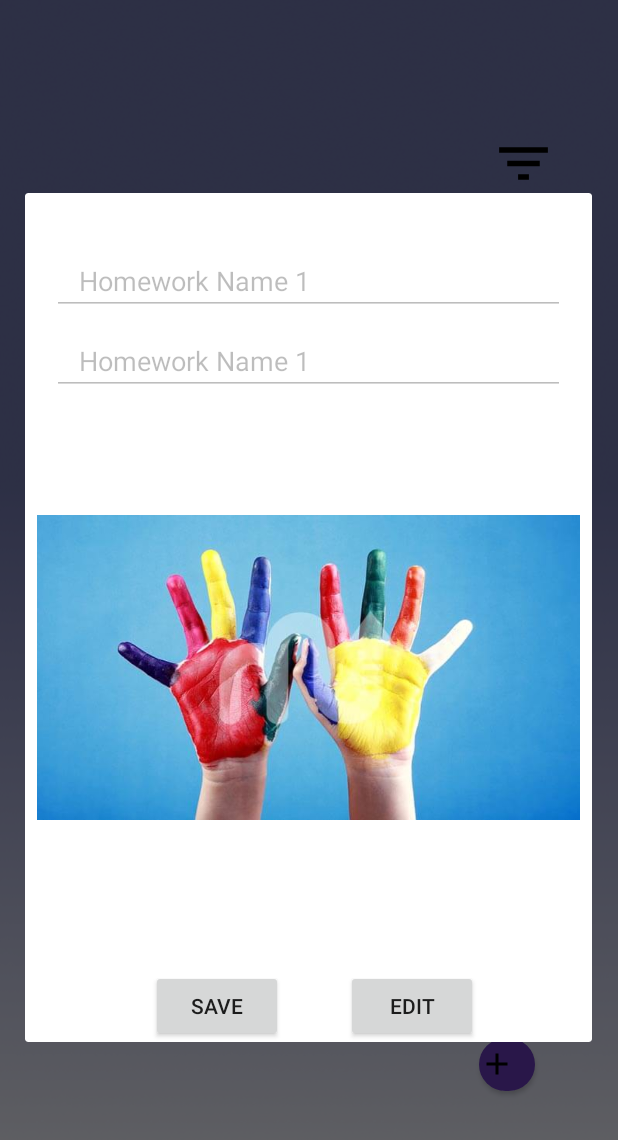
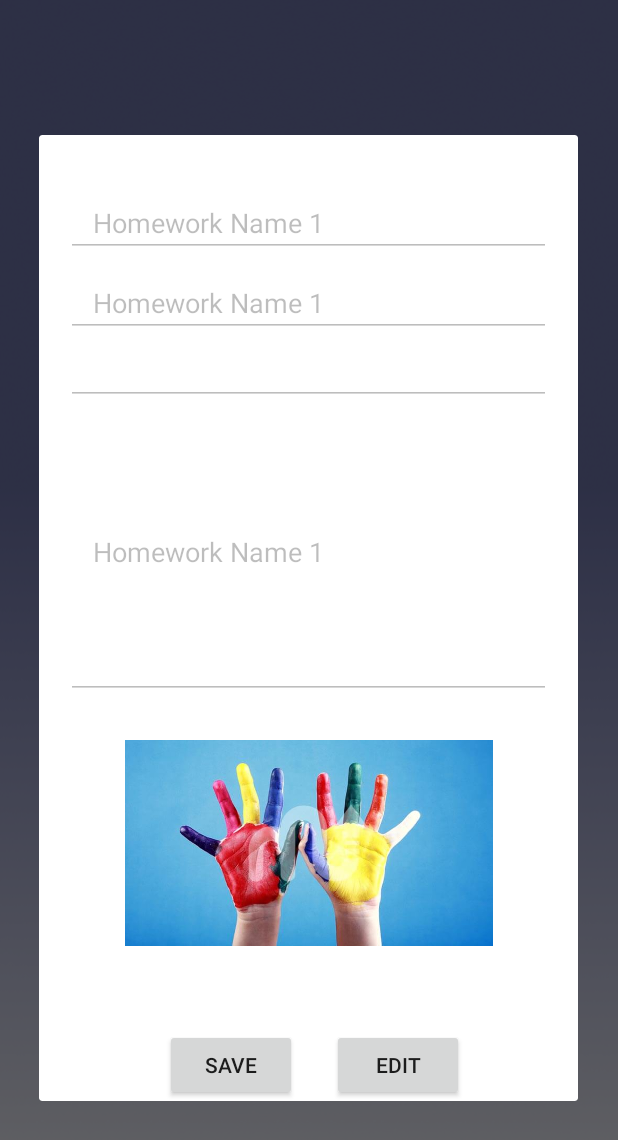
Before and after one commit to noktahesefe/STS-Mobile-Side-kubilay, an Android app: the ClassroomHomeworkScreen screen opened directly, with no data from a screen before it, after a tap on "Homework Name 1", on a phone screen of 412 x 824 dp. Shown: the top 1140 px of the screen. Run offline under Robolectric (Android 15) with nearby library versions, the phone set to English and light mode, and no system bars.

Commit message:
hw adding page
I added an overlay for adding a new homework.

```diff
--- a/app/src/main/AndroidManifest.xml
+++ b/app/src/main/AndroidManifest.xml
@@ -46,7 +46,7 @@
             android:exported="false"
             android:theme="@style/TransparentActionBar"/>
         <activity
-            android:name=".Activities.MainActivity"
+            android:name=".Activities.ClassroomScreen"
             android:exported="false"
             android:theme="@style/TransparentActionBar"/>
 
@@ -58,7 +58,7 @@
             android:name=".Activities.ParentMainActivity"
             android:exported="false"
             android:theme="@style/TransparentActionBar"/>
-        <activity android:name="com.example.birdaha.Activities.ClassroomScreen"
+        <activity android:name="com.example.birdaha.Activities.MainActivity"
             android:exported="true"
             >
             <!-- Ana aktivite -->
--- a/app/src/main/java/com/example/birdaha/Activities/ClassRoomAnnouncementScreen.java
+++ b/app/src/main/java/com/example/birdaha/Activities/ClassRoomAnnouncementScreen.java
@@ -119,8 +119,8 @@ private void showAddAnnouncementDialog() {
     builder.setView(dialogView);
 
     // Get the form controls from the dialog view
-    EditText assignmentTitleEditText = dialogView.findViewById(R.id.announcementTitleEditText);
-    EditText assignmentDescriptionEditText = dialogView.findViewById(R.id.assignmentDescriptionEditText);
+    EditText assignmentTitleEditText = dialogView.findViewById(R.id.announcementEditText);
+    EditText assignmentDescriptionEditText = dialogView.findViewById(R.id.homeworkDescriptionEditText);
     Button saveButton = dialogView.findViewById(R.id.saveButton);
 
     // Create the dialog
--- a/app/src/main/java/com/example/birdaha/Activities/ClassroomHomeworkScreen.java
+++ b/app/src/main/java/com/example/birdaha/Activities/ClassroomHomeworkScreen.java
@@ -120,8 +120,10 @@ public class ClassroomHomeworkScreen extends AppCompatActivity implements Classr
         builder.setView(dialogView);
 
         // Find views in the dialog layout
-        EditText assignmentTitleEditText = dialogView.findViewById(R.id.announcementTitleEditText);
-        EditText assignmentDescriptionEditText = dialogView.findViewById(R.id.assignmentDescriptionEditText);
+        EditText lecture_name = dialogView.findViewById(R.id.announcementEditText);
+        EditText assignmentDescriptionEditText = dialogView.findViewById(R.id.homeworkDescriptionEditText);
+        EditText hw_dueDate = dialogView.findViewById(R.id.hw_deadline_content);
+        EditText hw_content = dialogView.findViewById(R.id.hw_content_content);
         Button saveButton = dialogView.findViewById(R.id.saveButton);
 
         // Create the dialog
@@ -132,11 +134,13 @@ public class ClassroomHomeworkScreen extends AppCompatActivity implements Classr
             @Override
             public void onClick(View v) {
                 // Get the text entered in the title and description EditText fields
-                String title = assignmentTitleEditText.getText().toString();
-                String description = assignmentDescriptionEditText.getText().toString();
+                String lecture = lecture_name.getText().toString();
+                String hw_name = assignmentDescriptionEditText.getText().toString();
+                String hw_date = hw_dueDate.getText().toString();
+                String hw_info = hw_content.getText().toString();
 
                 // Create a new HwModel object with the entered title and description
-                HwModel newHomework = new HwModel(title, description);
+                HwModel newHomework = new HwModel(hw_name, hw_info, lecture, hw_date);
 
                 // Add the new homework to the hwModels list
                 hwModels.add(newHomework);
@@ -203,22 +207,30 @@ public class ClassroomHomeworkScreen extends AppCompatActivity implements Classr
         LayoutInflater inflater = LayoutInflater.from(view.getContext());
 
         View overlayView = inflater.inflate(R.layout.homework_overlay_layout, null);
-        EditText detail = overlayView.findViewById(R.id.homework_detail_info);
+        EditText detail = overlayView.findViewById(R.id.homework_detail_course_name);
         EditText title = overlayView.findViewById(R.id.homework_detail_name);
+        EditText dueDate = overlayView.findViewById(R.id.homework_detail_duedate);
+        EditText content = overlayView.findViewById(R.id.homework_detail_content);
         Button editButton = overlayView.findViewById(R.id.editButton);
         Button saveButton = overlayView.findViewById(R.id.saveButton);
 
-        detail.setText(currentHw.getInfo());
+        detail.setText(currentHw.getHw_content());
         title.setText(currentHw.getTitle());
+        dueDate.setText(currentHw.getDueDate());
+        content.setText(currentHw.getHw_content());
 
         // Initially set EditTexts to non-editable
         detail.setEnabled(false);
         title.setEnabled(false);
+        dueDate.setEnabled(false);
+        content.setEnabled(false);
 
         editButton.setOnClickListener(v -> {
             // Enable EditTexts to make them editable
             detail.setEnabled(true);
             title.setEnabled(true);
+            dueDate.setEnabled(true);
+            content.setEnabled(true);
             detail.requestFocus();
         });
 
@@ -226,8 +238,13 @@ public class ClassroomHomeworkScreen extends AppCompatActivity implements Classr
             // Save the edited text
             String updatedInfo = detail.getText().toString();
             String updatedTitle = title.getText().toString();
-            currentHw.setInfo(updatedInfo);
+            String updatedDueDate = dueDate.getText().toString();
+            String updatedContent = content.getText().toString();
+
+            currentHw.setLecture(updatedInfo);
             currentHw.setTitle(updatedTitle);
+            currentHw.setDueDate(updatedDueDate);
+            currentHw.setHw_content(updatedContent);
 
             // Notify the adapter that the item has changed
             homeworkAdapter.notifyItemChanged(position);
@@ -235,6 +252,8 @@ public class ClassroomHomeworkScreen extends AppCompatActivity implements Classr
             // Disable EditTexts after saving
             detail.setEnabled(false);
             title.setEnabled(false);
+            dueDate.setEnabled(false);
+            content.setEnabled(false);
         });
 
         builder.setView(overlayView);
--- a/app/src/main/java/com/example/birdaha/Activities/HomeWorkScreen.java
+++ b/app/src/main/java/com/example/birdaha/Activities/HomeWorkScreen.java
@@ -123,9 +123,9 @@ public class HomeWorkScreen extends AppCompatActivity implements ClassroomHomewo
         // Inflate the overlay_layout.xml file into a View object
         View overlayView = inflater.inflate(R.layout.homework_overlay_layout, null);
         TextView title = overlayView.findViewById(R.id.homework_detail_name);
-        TextView detail = overlayView.findViewById(R.id.homework_detail_info);
+        TextView detail = overlayView.findViewById(R.id.homework_detail_course_name);
         title.setText(current.getTitle());
-        detail.setText(current.getInfo());
+        detail.setText(current.getHw_content());
         // Set the inflated view as the custom view for the AlertDialog
         builder.setView(overlayView);
 
--- a/app/src/main/java/com/example/birdaha/General/HwModel.java
+++ b/app/src/main/java/com/example/birdaha/General/HwModel.java
@@ -6,17 +6,41 @@ package com.example.birdaha.General;
 public class HwModel {
 
     private String title; // The title of the homework
-    private String info;  // Additional information about the homework
+    private String hw_content;  // Additional information about the homework
+
+
+    private String lecture;
+
+    private String dueDate;
+
+    private int grade;
+
 
     /**
      * Constructor for the HwModel class.
      *
      * @param title The title of the homework.
-     * @param info  Additional information about the homework.
+     * @param hw_content  Additional information about the homework.
      */
-    public HwModel(String title, String info) {
+    public HwModel(String title, String hw_content, String lecture, String dueDate, int grade) {
         this.title = title;
-        this.info = info;
+        this.hw_content = hw_content;
+        this.lecture = lecture;
+        this.dueDate = dueDate;
+        this.grade = grade;
+    }
+
+    public HwModel(String title,String lecture) {
+        this.title = title;
+        this.hw_content = lecture;
+
+    }
+
+    public HwModel(String title, String hw_content, String lecture, String dueDate) {
+        this.title = title;
+        this.hw_content = hw_content;
+        this.lecture = lecture;
+        this.dueDate = dueDate;
     }
 
     /**
@@ -42,16 +66,41 @@ public class HwModel {
      *
      * @return Additional information about the homework.
      */
-    public String getInfo() {
-        return info;
+    public String getHw_content() {
+        return hw_content;
     }
 
     /**
      * Set additional information about the homework.
      *
-     * @param info Additional information about the homework.
+     * @param hw_content Additional information about the homework.
      */
-    public void setInfo(String info) {
-        this.info = info;
+    public void setHw_content(String hw_content) {
+        this.hw_content = hw_content;
     }
+
+    public String getLecture() {
+        return lecture;
+    }
+
+    public void setLecture(String lecture) {
+        this.lecture = lecture;
+    }
+
+    public String getDueDate() {
+        return dueDate;
+    }
+
+    public void setDueDate(String dueDate) {
+        this.dueDate = dueDate;
+    }
+
+    public int getGrade() {
+        return grade;
+    }
+
+    public void setGrade(int grade) {
+        this.grade = grade;
+    }
+
 }
--- a/app/src/main/res/layout/homework_overlay_layout.xml
+++ b/app/src/main/res/layout/homework_overlay_layout.xml
@@ -20,7 +20,7 @@
         app:layout_constraintTop_toTopOf="parent" />
 
     <EditText
-        android:id="@+id/homework_detail_info"
+        android:id="@+id/homework_detail_course_name"
         android:layout_width="match_parent"
         android:layout_height="wrap_content"
         android:layout_marginTop="8dp"
@@ -36,18 +36,43 @@
         app:layout_constraintTop_toBottomOf="@+id/homework_detail_name"
         app:layout_constraintVertical_bias="1.0" />
 
+    <EditText
+        android:id="@+id/homework_detail_duedate"
+        android:layout_width="match_parent"
+        android:layout_height="wrap_content"
+        android:layout_marginLeft="18dp"
+        android:layout_marginRight="18dp"
+        android:inputType="text"
+        android:paddingLeft="18dp"
+        android:text="Due Date"
+        app:layout_constraintEnd_toEndOf="parent"
+        app:layout_constraintHorizontal_bias="0.2"
+        app:layout_constraintStart_toStartOf="parent"
+        app:layout_constraintTop_toBottomOf="@+id/homework_detail_course_name" />
+
+    <EditText
+        android:id="@+id/homework_detail_content"
+        android:layout_width="match_parent"
+        android:layout_height="196dp"
+        android:layout_marginLeft="18dp"
+        android:layout_marginRight="18dp"
+        android:inputType="text"
+        android:paddingLeft="18dp"
+        android:text="Homework content"
+        app:layout_constraintEnd_toEndOf="parent"
+        app:layout_constraintHorizontal_bias="0.457"
+        app:layout_constraintStart_toStartOf="parent"
+        app:layout_constraintTop_toBottomOf="@+id/homework_detail_duedate" />
+
     <ImageView
         android:id="@+id/homework_detail_image"
-        android:layout_width="362dp"
-        android:layout_height="347dp"
-
+        android:layout_width="245dp"
+        android:layout_height="192dp"
         android:layout_marginLeft="8dp"
-        android:layout_marginTop="8dp"
         android:layout_marginRight="8dp"
         app:layout_constraintEnd_toEndOf="parent"
-        app:layout_constraintHorizontal_bias="0.51"
         app:layout_constraintStart_toStartOf="parent"
-        app:layout_constraintTop_toBottomOf="@+id/homework_detail_info"
+        app:layout_constraintTop_toBottomOf="@+id/homework_detail_content"
         app:srcCompat="@drawable/img" />
 
     <Button
```
Also changed, not shown: app/src/main/res/layout/dialog_add_announcement.xml (+6 -6 lines), app/src/main/res/layout/dialog_add_homework.xml (+32 -11 lines).
